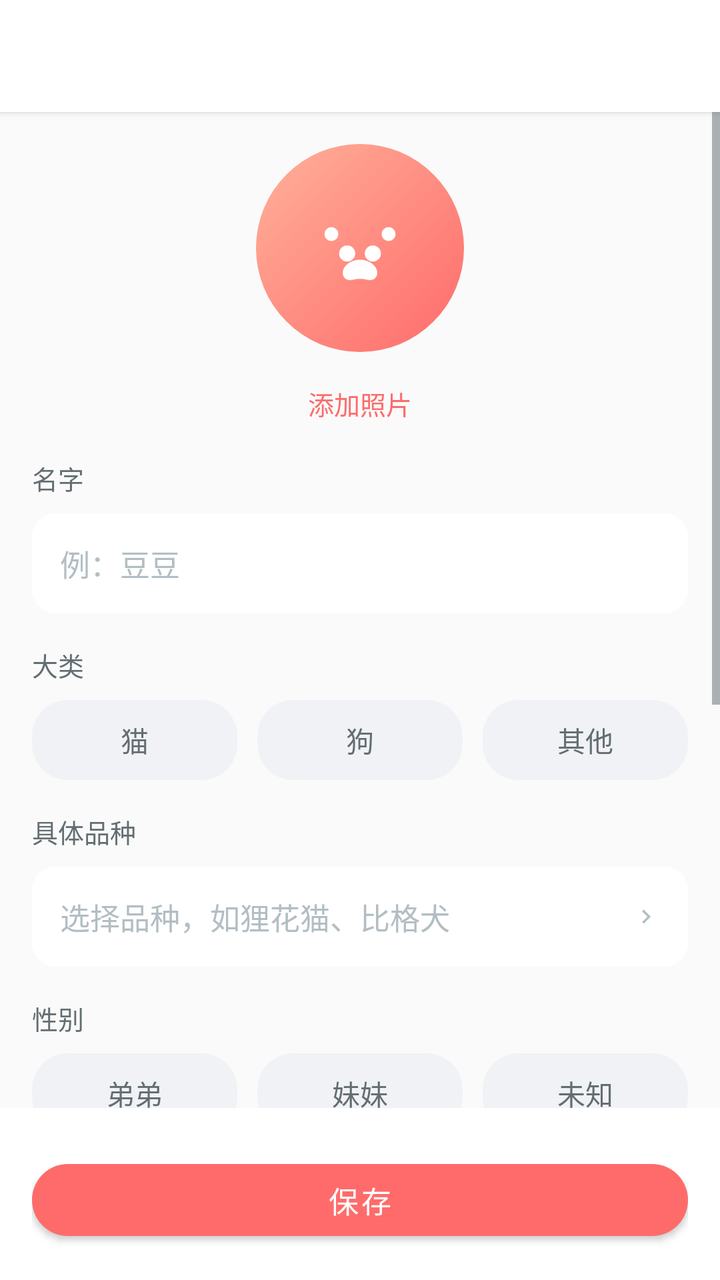
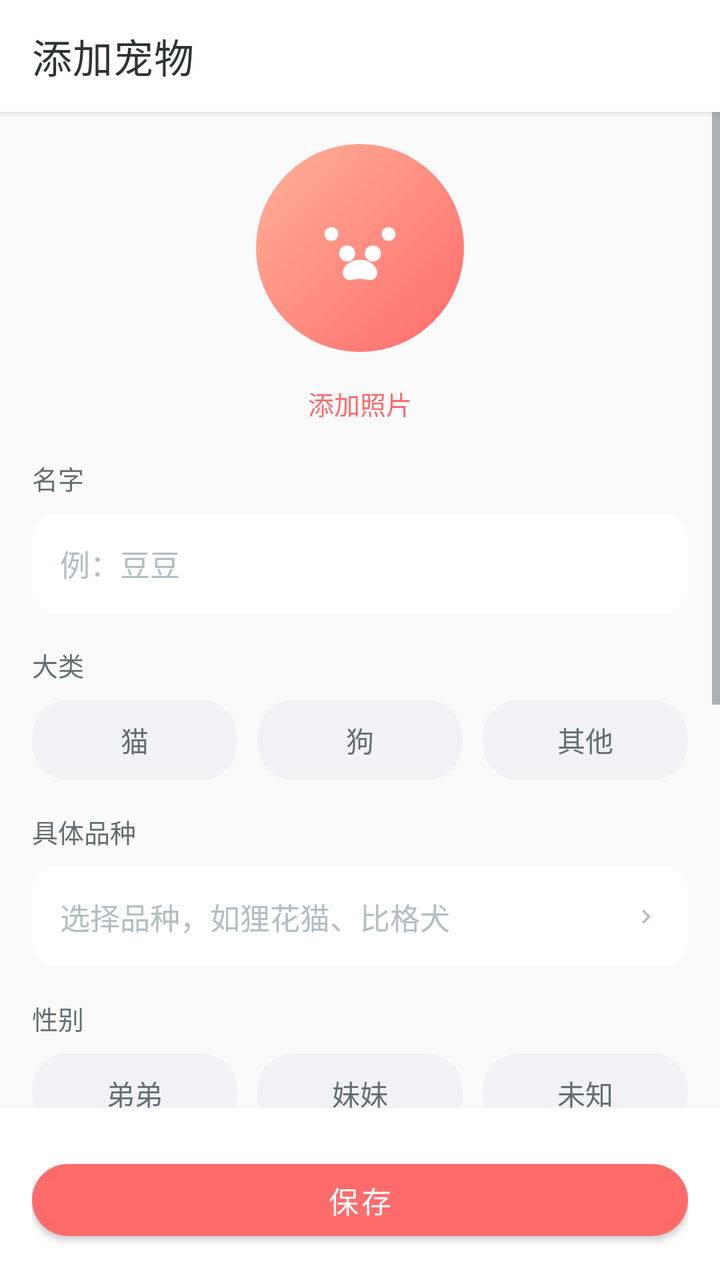

Compare the two renders of this Android layout. The source of the first and the diff that turns it into the second are given below.
<!-- AndroidManifest.xml: activity theme AppTheme.NoActionBar -->
<!-- res/layout/activity_pet_edit.xml -->
<?xml version="1.0" encoding="utf-8"?>
<LinearLayout xmlns:android="http://schemas.android.com/apk/res/android"
    xmlns:app="http://schemas.android.com/apk/res-auto"
    android:layout_width="match_parent"
    android:layout_height="match_parent"
    android:background="@color/colorBackground"
    android:orientation="vertical">

    <com.google.android.material.appbar.MaterialToolbar
        android:id="@+id/toolbar"
        android:layout_width="match_parent"
        android:layout_height="?attr/actionBarSize"
        android:background="@color/colorWhite"
        android:elevation="2dp"
        android:title="添加宠物"
        android:titleTextColor="@color/colorTextPrimary" />

    <ScrollView
        android:layout_width="match_parent"
        android:layout_height="0dp"
        android:layout_weight="1"
        android:fillViewport="true">

        <LinearLayout
            android:layout_width="match_parent"
            android:layout_height="wrap_content"
            android:orientation="vertical"
            android:padding="16dp">

            
            <LinearLayout
                android:layout_width="match_parent"
                android:layout_height="wrap_content"
                android:gravity="center"
                android:orientation="vertical">

                <FrameLayout
                    android:layout_width="104dp"
                    android:layout_height="104dp">

                    <ImageView
                        android:id="@+id/iv_pet_avatar"
                        android:layout_width="104dp"
                        android:layout_height="104dp"
                        android:background="@drawable/bg_pet_photo"
                        android:contentDescription="宠物照片"
                        android:scaleType="centerCrop" />
                </FrameLayout>

                <TextView
                    android:id="@+id/tv_change_photo"
                    android:layout_width="wrap_content"
                    android:layout_height="wrap_content"
                    android:layout_marginTop="10dp"
                    android:background="?attr/selectableItemBackground"
                    android:padding="6dp"
                    android:text="添加照片"
                    android:textColor="@color/colorPrimary"
                    android:textSize="13sp" />

                <TextView
                    android:id="@+id/tv_remove_photo"
                    android:layout_width="wrap_content"
                    android:layout_height="wrap_content"
                    android:padding="6dp"
                    android:text="移除照片"
                    android:textColor="@color/colorTextLight"
                    android:textSize="12sp"
                    android:visibility="gone" />
            </LinearLayout>

            <TextView
                android:layout_width="wrap_content"
                android:layout_height="wrap_content"
                android:layout_marginTop="12dp"
                android:text="名字"
                android:textColor="@color/colorTextSecondary"
                android:textSize="13sp" />

            <EditText
                android:id="@+id/et_name"
                android:layout_width="match_parent"
                android:layout_height="wrap_content"
                android:layout_marginTop="8dp"
                android:background="@drawable/bg_card"
                android:hint="例：豆豆"
                android:importantForAutofill="no"
                android:inputType="text"
                android:maxLength="20"
                android:padding="14dp"
                android:textColor="@color/colorTextPrimary"
                android:textColorHint="@color/colorTextLight"
                android:textSize="15sp" />

            <TextView
                android:layout_width="wrap_content"
                android:layout_height="wrap_content"
                android:layout_marginTop="16dp"
                android:text="大类"
                android:textColor="@color/colorTextSecondary"
                android:textSize="13sp" />

            <LinearLayout
                android:layout_width="match_parent"
                android:layout_height="wrap_content"
                android:layout_marginTop="8dp"
                android:orientation="horizontal">

                <TextView
                    android:id="@+id/tv_species_cat"
                    android:layout_width="0dp"
                    android:layout_height="40dp"
                    android:layout_weight="1"
                    android:background="@drawable/bg_pet_chip_normal"
                    android:gravity="center"
                    android:text="猫"
                    android:textColor="@color/colorTextSecondary"
                    android:textSize="14sp" />

                <TextView
                    android:id="@+id/tv_species_dog"
                    android:layout_width="0dp"
                    android:layout_height="40dp"
                    android:layout_marginStart="10dp"
                    android:layout_weight="1"
                    android:background="@drawable/bg_pet_chip_normal"
                    android:gravity="center"
                    android:text="狗"
                    android:textColor="@color/colorTextSecondary"
                    android:textSize="14sp" />

                <TextView
                    android:id="@+id/tv_species_other"
                    android:layout_width="0dp"
                    android:layout_height="40dp"
                    android:layout_marginStart="10dp"
                    android:layout_weight="1"
                    android:background="@drawable/bg_pet_chip_normal"
                    android:gravity="center"
                    android:text="其他"
                    android:textColor="@color/colorTextSecondary"
                    android:textSize="14sp" />
            </LinearLayout>

            <TextView
                android:layout_width="wrap_content"
                android:layout_height="wrap_content"
                android:layout_marginTop="16dp"
                android:text="具体品种"
                android:textColor="@color/colorTextSecondary"
                android:textSize="13sp" />

            <LinearLayout
                android:id="@+id/ll_breed"
                android:layout_width="match_parent"
                android:layout_height="wrap_content"
                android:layout_marginTop="8dp"
                android:background="@drawable/bg_card"
                android:clickable="true"
                android:focusable="true"
                android:gravity="center_vertical"
                android:orientation="horizontal"
                android:paddingHorizontal="14dp"
                android:paddingVertical="14dp">

                <TextView
                    android:id="@+id/tv_breed_value"
                    android:layout_width="0dp"
                    android:layout_height="wrap_content"
                    android:layout_weight="1"
                    android:hint="选择品种，如狸花猫、比格犬"
                    android:textColor="@color/colorTextPrimary"
                    android:textColorHint="@color/colorTextLight"
                    android:textSize="15sp" />

                <ImageView
                    android:layout_width="14dp"
                    android:layout_height="14dp"
                    android:contentDescription="选择品种"
                    android:src="@drawable/ic_arrow_right"
                    android:tint="@color/colorTextLight" />
            </LinearLayout>

            <TextView
                android:layout_width="wrap_content"
                android:layout_height="wrap_content"
                android:layout_marginTop="16dp"
                android:text="性别"
                android:textColor="@color/colorTextSecondary"
                android:textSize="13sp" />

            <LinearLayout
                android:layout_width="match_parent"
                android:layout_height="wrap_content"
                android:layout_marginTop="8dp"
                android:orientation="horizontal">

                <TextView
                    android:id="@+id/tv_gender_male"
                    android:layout_width="0dp"
                    android:layout_height="40dp"
                    android:layout_weight="1"
                    android:background="@drawable/bg_pet_chip_normal"
                    android:gravity="center"
                    android:text="弟弟"
                    android:textColor="@color/colorTextSecondary"
                    android:textSize="14sp" />

                <TextView
                    android:id="@+id/tv_gender_female"
                    android:layout_width="0dp"
                    android:layout_height="40dp"
                    android:layout_marginStart="10dp"
                    android:layout_weight="1"
                    android:background="@drawable/bg_pet_chip_normal"
                    android:gravity="center"
                    android:text="妹妹"
                    android:textColor="@color/colorTextSecondary"
                    android:textSize="14sp" />

                <TextView
                    android:id="@+id/tv_gender_unknown"
                    android:layout_width="0dp"
                    android:layout_height="40dp"
                    android:layout_marginStart="10dp"
                    android:layout_weight="1"
                    android:background="@drawable/bg_pet_chip_normal"
                    android:gravity="center"
                    android:text="未知"
                    android:textColor="@color/colorTextSecondary"
                    android:textSize="14sp" />
            </LinearLayout>

            <TextView
                android:layout_width="wrap_content"
                android:layout_height="wrap_content"
                android:layout_marginTop="16dp"
                android:text="生日"
                android:textColor="@color/colorTextSecondary"
                android:textSize="13sp" />

            <LinearLayout
                android:id="@+id/ll_birthday"
                android:layout_width="match_parent"
                android:layout_height="wrap_content"
                android:layout_marginTop="8dp"
                android:background="@drawable/bg_card"
                android:clickable="true"
                android:focusable="true"
                android:gravity="center_vertical"
                android:orientation="horizontal"
                android:paddingHorizontal="14dp"
                android:paddingVertical="14dp">

                <TextView
                    android:id="@+id/tv_birthday_value"
                    android:layout_width="0dp"
                    android:layout_height="wrap_content"
                    android:layout_weight="1"
                    android:hint="选择出生日期（可跳过）"
                    android:textColor="@color/colorTextPrimary"
                    android:textColorHint="@color/colorTextLight"
                    android:textSize="15sp" />

                <TextView
                    android:id="@+id/tv_birthday_clear"
                    android:layout_width="wrap_content"
                    android:layout_height="wrap_content"
                    android:paddingHorizontal="6dp"
                    android:text="清除"
                    android:textColor="@color/colorTextLight"
                    android:textSize="12sp"
                    android:visibility="gone" />
            </LinearLayout>

            <TextView
                android:layout_width="wrap_content"
                android:layout_height="wrap_content"
                android:layout_marginTop="16dp"
                android:text="体重"
                android:textColor="@color/colorTextSecondary"
                android:textSize="13sp" />

            <LinearLayout
                android:layout_width="match_parent"
                android:layout_height="wrap_content"
                android:layout_marginTop="8dp"
                android:background="@drawable/bg_card"
                android:gravity="center_vertical"
                android:orientation="horizontal"
                android:paddingHorizontal="14dp">

                <EditText
                    android:id="@+id/et_weight"
                    android:layout_width="0dp"
                    android:layout_height="wrap_content"
                    android:layout_weight="1"
                    android:hint="例：4.2"
                    android:importantForAutofill="no"
                    android:inputType="numberDecimal"
                    android:maxLength="6"
                    android:paddingVertical="14dp"
                    android:textColor="@color/colorTextPrimary"
                    android:textColorHint="@color/colorTextLight"
                    android:textSize="15sp" />

                <TextView
                    android:layout_width="wrap_content"
                    android:layout_height="wrap_content"
                    android:text="kg"
                    android:textColor="@color/colorTextSecondary"
                    android:textSize="14sp" />
            </LinearLayout>

            <TextView
                android:layout_width="wrap_content"
                android:layout_height="wrap_content"
                android:layout_marginTop="16dp"
                android:text="备注"
                android:textColor="@color/colorTextSecondary"
                android:textSize="13sp" />

            <EditText
                android:id="@+id/et_note"
                android:layout_width="match_parent"
                android:layout_height="wrap_content"
                android:layout_marginTop="8dp"
                android:background="@drawable/bg_card"
                android:gravity="top|start"
                android:hint="它的性格、忌口、习惯…（可跳过）"
                android:importantForAutofill="no"
                android:inputType="textMultiLine"
                android:maxLength="100"
                android:minHeight="80dp"
                android:padding="14dp"
                android:textColor="@color/colorTextPrimary"
                android:textColorHint="@color/colorTextLight"
                android:textSize="15sp" />
        </LinearLayout>
    </ScrollView>

    <LinearLayout
        android:layout_width="match_parent"
        android:layout_height="wrap_content"
        android:background="@color/colorWhite"
        android:orientation="vertical"
        android:padding="16dp">

        <TextView
            android:id="@+id/tv_delete"
            android:layout_width="match_parent"
            android:layout_height="wrap_content"
            android:gravity="center"
            android:paddingVertical="10dp"
            android:text="删除这只宠物"
            android:textColor="@color/colorDanger"
            android:textSize="13sp"
            android:visibility="gone" />

        <com.google.android.material.button.MaterialButton
            android:id="@+id/btn_save"
            android:layout_width="match_parent"
            android:layout_height="48dp"
            android:layout_marginTop="6dp"
            android:text="保存"
            android:textColor="@color/colorWhite"
            android:textSize="15sp"
            app:backgroundTint="@color/colorPrimary"
            app:cornerRadius="24dp" />
    </LinearLayout>

</LinearLayout>
<!-- resources referenced by this layout -->
<resources>
  <color name="colorBackground">#FAFAFA</color>
  <color name="colorDanger">#FF6B6B</color>
  <color name="colorPrimary">#FF6B6B</color>
  <color name="colorTextLight">#B2BEC3</color>
  <color name="colorTextPrimary">#2D3436</color>
  <color name="colorTextSecondary">#636E72</color>
  <color name="colorWhite">#FFFFFF</color>
  <!-- drawable bg_card (drawable) -->
  <?xml version="1.0" encoding="utf-8"?>
  <shape xmlns:android="http://schemas.android.com/apk/res/android"
      android:shape="rectangle">
      <solid android:color="@android:color/white" />
      <corners android:radius="12dp" />
  </shape>
  <!-- drawable bg_pet_chip_normal (drawable) -->
  <?xml version="1.0" encoding="utf-8"?>
  <shape xmlns:android="http://schemas.android.com/apk/res/android"
      android:shape="rectangle">
      <solid android:color="@color/colorLightGray" />
      <corners android:radius="18dp" />
  </shape>
  <!-- drawable bg_pet_photo (drawable) -->
  <?xml version="1.0" encoding="utf-8"?>
  <layer-list xmlns:android="http://schemas.android.com/apk/res/android">
      <item>
          <shape android:shape="oval">
              <gradient
                  android:angle="315"
                  android:endColor="#FF6B6B"
                  android:startColor="#FFB199"
                  android:type="linear" />
          </shape>
      </item>
      <item
          android:width="44dp"
          android:height="44dp"
          android:drawable="@drawable/ic_paw"
          android:gravity="center" />
  </layer-list>
  <!-- drawable ic_arrow_right (drawable) -->
  <?xml version="1.0" encoding="utf-8"?>
  <vector xmlns:android="http://schemas.android.com/apk/res/android"
      android:width="24dp"
      android:height="24dp"
      android:viewportWidth="24"
      android:viewportHeight="24"
      android:tint="#999999">
      <path
          android:fillColor="@android:color/white"
          android:pathData="M8.59,16.59L13.17,12 8.59,7.41 10,6l6,6 -6,6 -1.41,-1.41z"/>
  </vector>
  <style name="AppTheme.NoActionBar">
          <item name="windowActionBar">false</item>
          <item name="windowNoTitle">true</item>
          <item name="android:windowContentTransitions">true</item>
          <item name="android:windowAllowEnterTransitionOverlap">true</item>
          <item name="android:windowAllowReturnTransitionOverlap">true</item>
      </style>
  <color name="colorLightGray">#F1F2F6</color>
  <!-- drawable ic_paw (drawable) -->
  <?xml version="1.0" encoding="utf-8"?>
  <vector xmlns:android="http://schemas.android.com/apk/res/android"
      android:width="24dp"
      android:height="24dp"
      android:viewportWidth="24"
      android:viewportHeight="24"
      android:tint="#FFFFFF">
      
      <path
          android:fillColor="@android:color/white"
          android:pathData="M8.5,13.5m-2.2,0a2.2,2.2 0,1 1,4.4 0a2.2,2.2 0,1 1,-4.4 0" />
      <path
          android:fillColor="@android:color/white"
          android:pathData="M15.5,13.5m-2.2,0a2.2,2.2 0,1 1,4.4 0a2.2,2.2 0,1 1,-4.4 0" />
      <path
          android:fillColor="@android:color/white"
          android:pathData="M4.2,8.2m-1.9,0a1.9,1.9 0,1 1,3.8 0a1.9,1.9 0,1 1,-3.8 0" />
      <path
          android:fillColor="@android:color/white"
          android:pathData="M19.8,8.2m-1.9,0a1.9,1.9 0,1 1,3.8 0a1.9,1.9 0,1 1,-3.8 0" />
      <path
          android:fillColor="@android:color/white"
          android:pathData="M12,15.2c-2.6,0 -4.7,1.7 -4.7,3.6 0,1.5 1.3,2.2 2.6,1.9 0.7,-0.2 1.4,-0.3 2.1,-0.3s1.4,0.1 2.1,0.3c1.3,0.3 2.6,-0.4 2.6,-1.9 0,-1.9 -2.1,-3.6 -4.7,-3.6z" />
  </vector>
</resources>

<!-- the commit's change to res/layout/activity_pet_edit.xml (unified diff, before → after) -->
@@ -12,8 +12,8 @@
         android:layout_height="?attr/actionBarSize"
         android:background="@color/colorWhite"
         android:elevation="2dp"
-        android:title="添加宠物"
-        android:titleTextColor="@color/colorTextPrimary" />
+        app:title="添加宠物"
+        app:titleTextColor="@color/colorTextPrimary" />
 
     <ScrollView
         android:layout_width="match_parent"
